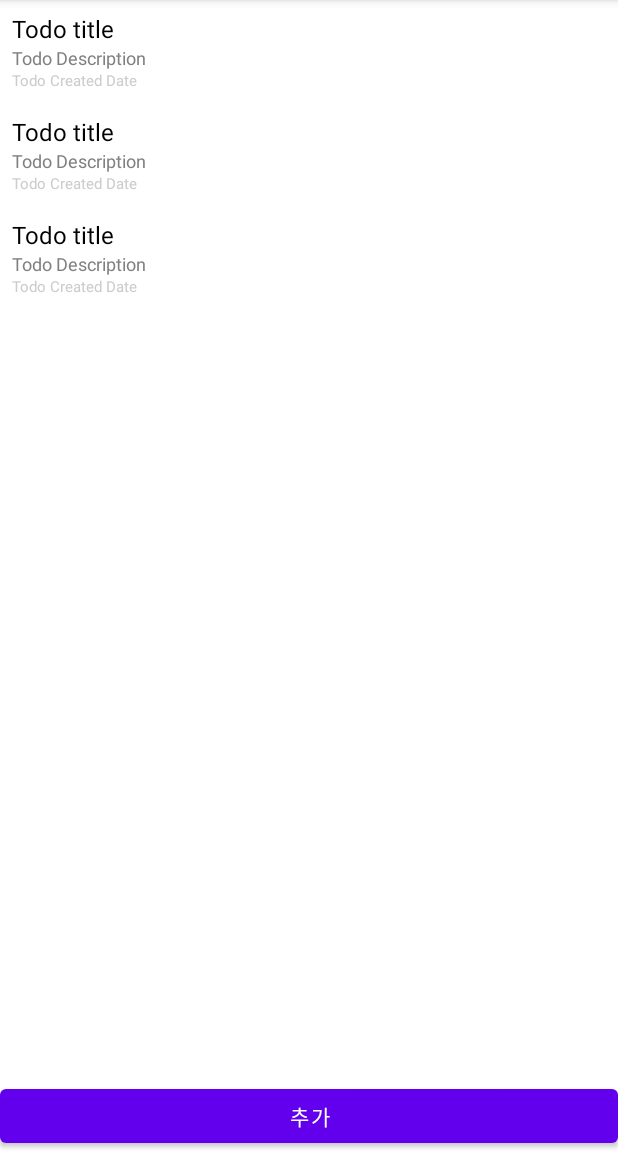
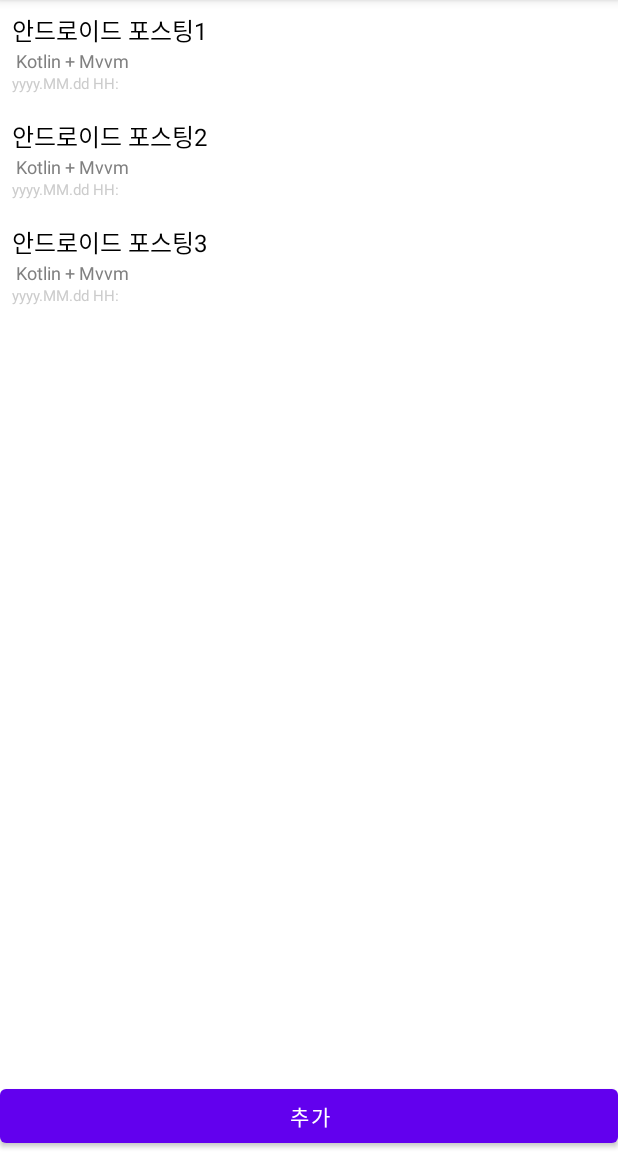
Before and after one commit to hangu26/MvvmPattern, an Android app: the screen it shows after launch (MainActivity), on a phone screen of 412 x 824 dp, the part 84-1236 px from its top. Run offline under Robolectric (Android 15) with nearby library versions, the phone set to English and light mode, and no system bars.

Commit message:
뷰홀더 클래스 수정

```diff
--- a/app/build.gradle
+++ b/app/build.gradle
@@ -1,6 +1,7 @@
 plugins {
     id 'com.android.application'
     id 'org.jetbrains.kotlin.android'
+    id 'kotlin-android-extensions'
 }
 
 android {
--- a/app/src/main/java/com/example/mvvmpattern/view/adapter/TodoViewHolder.kt
+++ b/app/src/main/java/com/example/mvvmpattern/view/adapter/TodoViewHolder.kt
@@ -1,11 +1,20 @@
 package com.example.mvvmpattern.view.adapter
 
 import android.view.View
+import android.widget.TextView
 import androidx.recyclerview.widget.RecyclerView
+import com.example.mvvmpattern.R
 import com.example.mvvmpattern.model.TodoModel
 
 class TodoViewHolder(view : View) : RecyclerView.ViewHolder(view) {
+
+    val title = view.findViewById<TextView>(R.id.tv_todo_title)
+    val description = view.findViewById<TextView>(R.id.tv_todo_description)
+    val createdDate = view.findViewById<TextView>(R.id.tv_todo_created_date)
+
     fun bind(todoModel : TodoModel){
-
+        title.text = todoModel.title
+        description.text = todoModel.description
+        createdDate.text = ("yyyy.MM.dd HH:")
     }
 }
```
